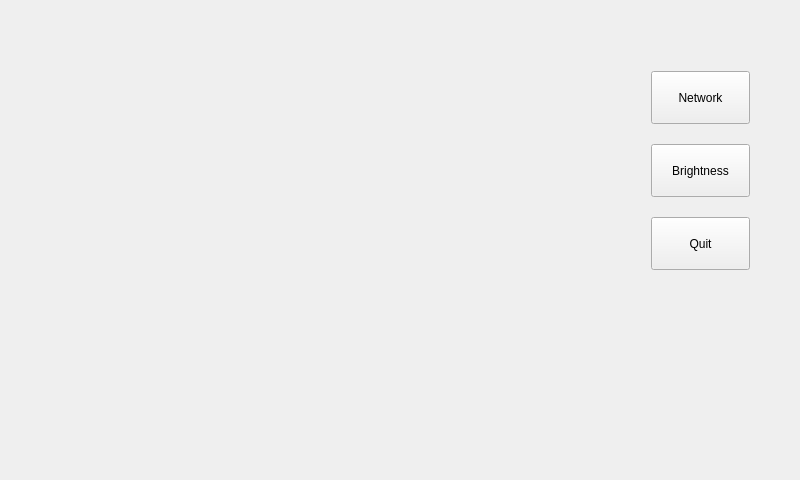
First picture: the form in QtTestApp_main/mainwindow.ui, repository sh-toba/QtTestApp, before the edit.
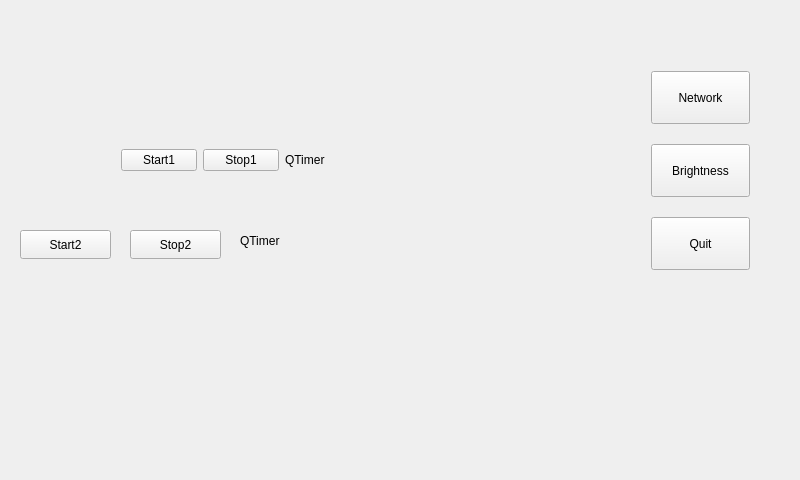
Second picture: the form after the edit.

What changed in the file:
```diff
--- a/QtTestApp_main/mainwindow.ui
+++ b/QtTestApp_main/mainwindow.ui
@@ -80,6 +80,78 @@
      </item>
     </layout>
    </widget>
+   <widget class="QPushButton" name="pushButton_2">
+    <property name="geometry">
+     <rect>
+      <x>20</x>
+      <y>230</y>
+      <width>91</width>
+      <height>29</height>
+     </rect>
+    </property>
+    <property name="text">
+     <string>Start2</string>
+    </property>
+   </widget>
+   <widget class="QPushButton" name="pushButton_4">
+    <property name="geometry">
+     <rect>
+      <x>130</x>
+      <y>230</y>
+      <width>91</width>
+      <height>29</height>
+     </rect>
+    </property>
+    <property name="text">
+     <string>Stop2</string>
+    </property>
+   </widget>
+   <widget class="QLabel" name="label_2">
+    <property name="geometry">
+     <rect>
+      <x>240</x>
+      <y>230</y>
+      <width>67</width>
+      <height>21</height>
+     </rect>
+    </property>
+    <property name="text">
+     <string>QTimer</string>
+    </property>
+   </widget>
+   <widget class="QWidget" name="horizontalLayoutWidget">
+    <property name="geometry">
+     <rect>
+      <x>110</x>
+      <y>120</y>
+      <width>226</width>
+      <height>80</height>
+     </rect>
+    </property>
+    <layout class="QHBoxLayout" name="horizontalLayout">
+     <item>
+      <widget class="QPushButton" name="QTimerStart1">
+       <property name="text">
+        <string>Start1</string>
+       </property>
+      </widget>
+     </item>
+     <item>
+      <widget class="QPushButton" name="QTimeStop1">
+       <property name="text">
+        <string>Stop1</string>
+       </property>
+      </widget>
+     </item>
+     <item>
+      <widget class="QLabel" name="QTimerTest1">
+       <property name="text">
+        <string>QTimer</string>
+       </property>
+      </widget>
+     </item>
+    </layout>
+   </widget>
   </widget>
  </widget>
  <layoutdefault spacing="6" margin="11"/>
```
